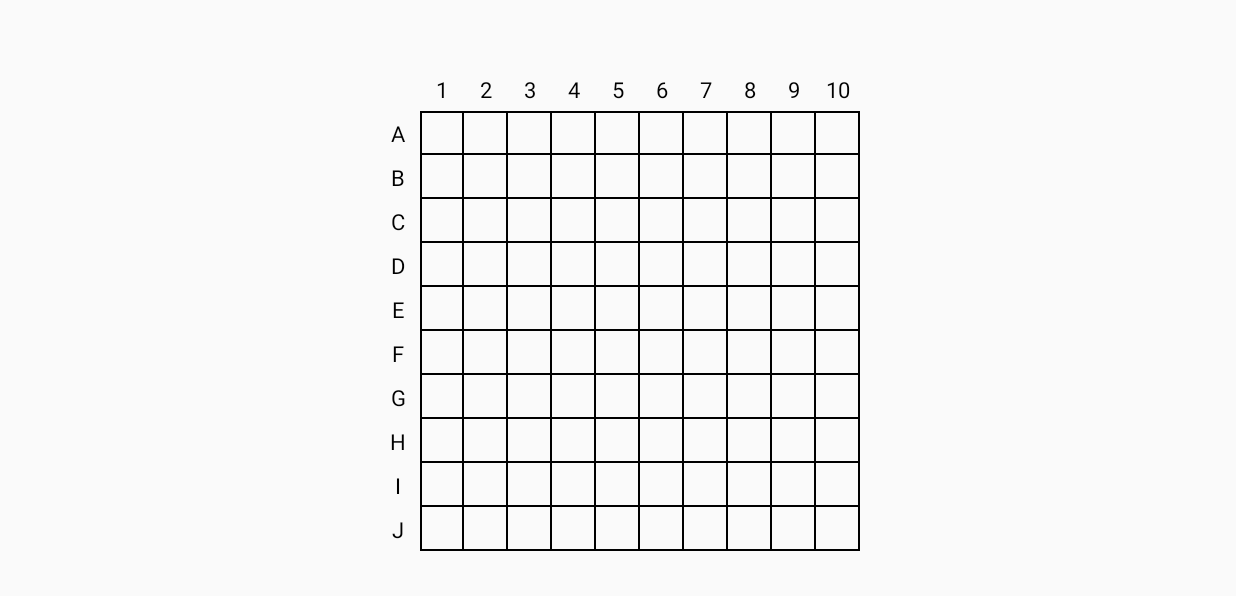
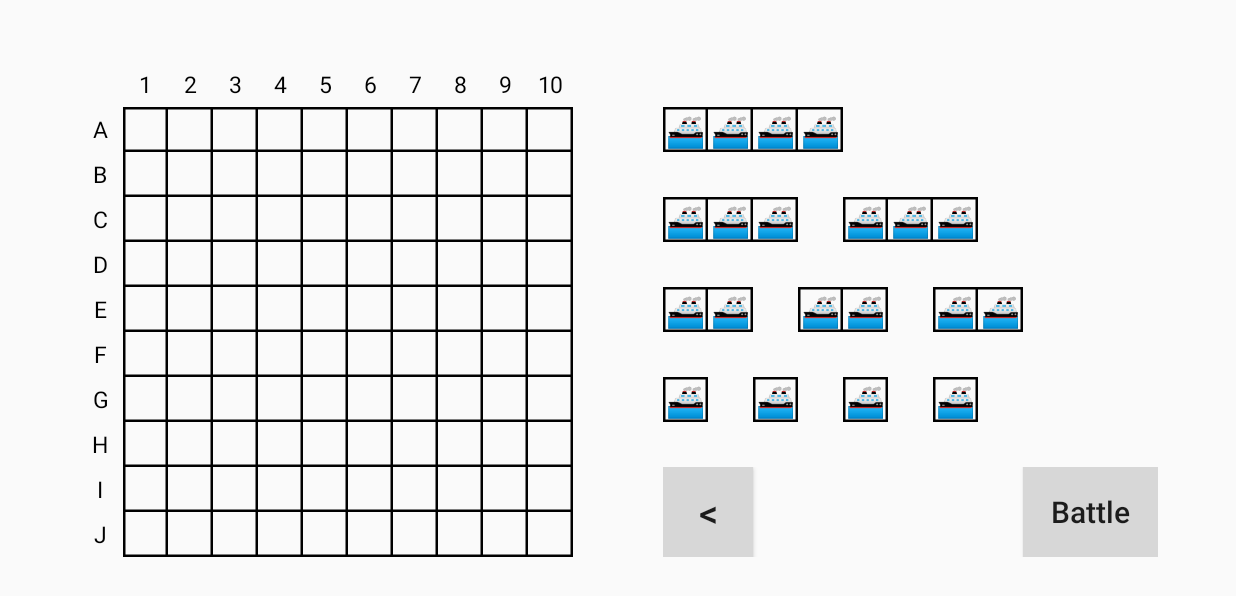
Before and after one commit to SavaMijailovic/battleship, an Android app: the screen it shows after launch (ShipsPlacementActivity), after a tap on "Play", on a phone screen of 824 x 412 dp (held sideways). Shown: the top 596 px of the screen. Run offline under Robolectric (Android 15) with nearby library versions, the phone set to English and light mode, and no system bars.

Commit message:
Improved ship placement using OOP principles; added ship generation method

```diff
--- /dev/null
+++ b/app/src/main/java/app/battleship/Board.kt
@@ -0,0 +1,138 @@
+package app.battleship
+
+import android.content.Context
+import android.graphics.*
+import android.util.TypedValue
+import android.view.Gravity
+import android.widget.LinearLayout
+import android.widget.TextView
+import androidx.core.view.children
+import androidx.core.view.get
+
+class Board(
+    size: Int,
+    context: Context? = null,
+    layout: LinearLayout? = null,
+    leftSide: Boolean = true,
+    active: Boolean = false
+) {
+
+    val size: Int
+
+    private var fields: Array<Array<Field>>
+
+    var tvBoard: Array<Array<TextView?>>? = null
+        private set
+
+    var active: Boolean
+
+    init {
+        this.size = size.coerceIn(1..20)
+        fields = Array(this.size) { i -> Array(this.size) { j -> Field(i, j) } }
+
+        if (context != null && layout != null) {
+            generateBoard(context, layout, this.size, leftSide)
+        }
+        this.active = active
+    }
+
+    operator fun get(index: Int) : Array<Field> {
+        return fields[index]
+    }
+
+    fun generateBoard(
+        context: Context,
+        layout: LinearLayout,
+        dimension: Int = this.size,
+        leftSide: Boolean = true
+    ) {
+        val size = dimension + 1
+        val tvBoard = Array<Array<TextView?>>(dimension) { arrayOfNulls(dimension) }
+
+        for (i in 0 until size) {
+            val rowLayout = LinearLayout(context)
+            layout.addView(rowLayout)
+
+            rowLayout.orientation = LinearLayout.HORIZONTAL
+            rowLayout.layoutParams.width = layout.layoutParams.width
+            rowLayout.layoutParams.height = layout.layoutParams.height / size
+            rowLayout.gravity = Gravity.CENTER
+
+            for (j in 0 until size) {
+                val tv = TextView(context)
+                if (i > 0 && j > 0) {
+                    tvBoard[i-1][j-1] = tv
+                }
+                rowLayout.addView(tv)
+
+                tv.layoutParams.width = rowLayout.layoutParams.width / size
+                tv.layoutParams.height = rowLayout.layoutParams.height
+                tv.gravity = Gravity.CENTER
+                tv.setTextColor(Color.BLACK)
+
+                if (i > 1 && j > 1) {
+                    tv.background = BorderDrawable(top = false, left = false)
+                }
+                else if (i > 1 && j == 1) {
+                    tv.background = BorderDrawable(top = false)
+                }
+                else if (i == 1 && j > 1) {
+                    tv.background = BorderDrawable(left = false)
+                }
+                else if (i == 1 && j == 1) {
+                    tv.background = BorderDrawable()
+                }
+
+                if (i > 0 && j > 0) {
+                    tv.setTextSize(TypedValue.COMPLEX_UNIT_PX, tv.layoutParams.height * 0.7f)
+                }
+                else if (i == 0 && j > 0) {
+                    tv.setTextSize(TypedValue.COMPLEX_UNIT_PX, tv.layoutParams.height * 0.5f)
+                    tv.text = j.toString()
+                    // tv.gravity = Gravity.BOTTOM or Gravity.CENTER_HORIZONTAL
+                }
+                else if (i > 0 && j == 0) {
+                    tv.setTextSize(TypedValue.COMPLEX_UNIT_PX, tv.layoutParams.height * 0.5f)
+                    tv.text = ('A' - 1 + i).toString()
+                }
+
+                // tv.setBackgroundColor(Color.rgb(i / (size - 1f), 0f, j / (size - 1f)))
+            }
+        }
+
+        if (!leftSide) {
+            for (child in layout.children) {
+                val row = child as LinearLayout
+                val view = row[0]
+                row.removeViewAt(0)
+                row.addView(view)
+            }
+        }
+
+        this.tvBoard = tvBoard
+
+        for (i in 0 until this.size) {
+            for (j in 0 until this[i].size) {
+                this[i][j].view = tvBoard[i][j]
+                this[i][j].view?.text = this[i][j].state.toString()
+
+                tvBoard[i][j]?.setOnClickListener {
+                    if (active) {
+                        if (this[i][j].state == Field.State.UNKNOWN) {
+                            this[i][j].state = Field.State.EMPTY
+                        }
+                        else if (this[i][j].state == Field.State.EMPTY) {
+                            this[i][j].state = Field.State.SHIP
+                        }
+                        else if (this[i][j].state == Field.State.SHIP) {
+                            this[i][j].state = Field.State.DESTROYED_SHIP
+                        }
+                        else if (this[i][j].state == Field.State.DESTROYED_SHIP) {
+                            this[i][j].state = Field.State.UNKNOWN
+                        }
+                    }
+                }
+            }
+        }
+    }
+}
--- /dev/null
+++ b/app/src/main/java/app/battleship/BorderDrawable.kt
@@ -0,0 +1,47 @@
+package app.battleship
+
+import android.graphics.*
+import android.graphics.drawable.Drawable
+
+class BorderDrawable(
+    private val top: Boolean = true,
+    private val right: Boolean = true,
+    private val bottom: Boolean = true,
+    private val left: Boolean = true,
+    private val borderWidth: Float = 5.0f,
+    private val borderColor: Int = Color.BLACK,
+    private val borderStyle: Paint.Style = Paint.Style.STROKE
+) : Drawable() {
+
+    override fun draw(canvas: Canvas) {
+        val paint = Paint().apply {
+            strokeWidth = borderWidth
+            color = borderColor
+            style = borderStyle
+        }
+
+        val rect = RectF(bounds)
+
+        if (top) {
+            canvas.drawLine(rect.left, rect.top, rect.right, rect.top, paint)
+        }
+        if (right) {
+            canvas.drawLine(rect.right, rect.top, rect.right, rect.bottom, paint)
+        }
+        if (bottom) {
+            canvas.drawLine(rect.left, rect.bottom, rect.right, rect.bottom, paint)
+        }
+        if (left) {
+            canvas.drawLine(rect.left, rect.top, rect.left, rect.bottom, paint)
+        }
+    }
+
+    override fun setAlpha(alpha: Int) {}
+
+    override fun setColorFilter(colorFilter: ColorFilter?) {}
+
+    @Deprecated("Deprecated in Java", ReplaceWith("PixelFormat.OPAQUE", "android.graphics.PixelFormat"))
+    override fun getOpacity(): Int {
+        return PixelFormat.OPAQUE
+    }
+}
--- /dev/null
+++ b/app/src/main/java/app/battleship/Field.kt
@@ -0,0 +1,45 @@
+package app.battleship
+
+import android.widget.TextView
+
+class Field(
+    var x: Int,
+    var y: Int,
+    state: State = State.UNKNOWN,
+    ship: Ship? = null,
+    view: TextView? = null
+) : Comparable<Field> {
+
+    var view: TextView? = null
+
+    var ship: Ship? = null
+
+    var state: State = state
+        set(value) {
+            field = value
+            view?.text = value.toString()
+        }
+
+    init {
+        this.state = state
+        this.view = view
+        this.ship = ship
+    }
+
+    override fun compareTo(other: Field): Int {
+        return if (x == other.x) y.compareTo(other.y) else x.compareTo(other.x)
+    }
+
+    enum class State {
+        UNKNOWN, EMPTY, SHIP, DESTROYED_SHIP;
+
+        override fun toString(): String {
+            return when (this) {
+                UNKNOWN -> ""
+                EMPTY -> "❌"
+                SHIP -> "\uD83D\uDEA2"
+                DESTROYED_SHIP -> "\uD83D\uDCA5"
+            }
+        }
+    }
+}
--- a/app/src/main/java/app/battleship/MainActivity.kt
+++ b/app/src/main/java/app/battleship/MainActivity.kt
@@ -2,32 +2,19 @@ package app.battleship
 
 import android.content.Intent
 import android.os.Bundle
-import android.view.Window
 import android.widget.Button
 import androidx.appcompat.app.AppCompatActivity
-import androidx.core.view.WindowCompat
-import androidx.core.view.WindowInsetsCompat
-import androidx.core.view.WindowInsetsControllerCompat
 
 class MainActivity : AppCompatActivity() {
     override fun onCreate(savedInstanceState: Bundle?) {
         super.onCreate(savedInstanceState)
         setContentView(R.layout.activity_main)
-        setBarsBehavior(window)
+        hideSystemUI(window)
 
-        val btPlay = findViewById<Button>(R.id.btPlay)
-        btPlay.setOnClickListener {
+        val btSingleplayer = findViewById<Button>(R.id.btSingleplayer)
+        btSingleplayer.setOnClickListener {
             val intent = Intent(this, ShipsPlacementActivity::class.java)
             startActivity(intent)
         }
     }
-
-    private fun setBarsBehavior(window: Window) {
-        WindowCompat.setDecorFitsSystemWindows(window, false)
-        WindowInsetsControllerCompat(window,
-            window.decorView.findViewById(android.R.id.content)).let { controller ->
-            controller.hide(WindowInsetsCompat.Type.systemBars())
-            controller.systemBarsBehavior = WindowInsetsControllerCompat.BEHAVIOR_SHOW_TRANSIENT_BARS_BY_SWIPE
-        }
-    }
 }
--- /dev/null
+++ b/app/src/main/java/app/battleship/Ship.kt
@@ -0,0 +1,19 @@
+package app.battleship
+
+import android.widget.LinearLayout
+import java.util.TreeSet
+
+class Ship(val length: Int, view: LinearLayout? = null) {
+
+    var health: Int = 0
+        set(value) { field = value.coerceAtLeast(0) }
+
+    var fileds: TreeSet<Field>? = null
+
+    var view: LinearLayout?
+
+    init {
+        health = length
+        this.view = view
+    }
+}
--- a/app/src/main/java/app/battleship/ShipsPlacementActivity.kt
+++ b/app/src/main/java/app/battleship/ShipsPlacementActivity.kt
@@ -1,177 +1,105 @@
 package app.battleship
 
-import android.graphics.*
-import android.graphics.drawable.Drawable
+import android.graphics.Color
 import androidx.appcompat.app.AppCompatActivity
 import android.os.Bundle
 import android.util.TypedValue
 import android.view.Gravity
-import android.view.Window
 import android.widget.LinearLayout
 import android.widget.TextView
-import androidx.core.view.*
-import kotlin.math.max
-import kotlin.math.min
 
 class ShipsPlacementActivity : AppCompatActivity() {
     override fun onCreate(savedInstanceState: Bundle?) {
         super.onCreate(savedInstanceState)
         setContentView(R.layout.activity_ships_placement)
-        setBarsBehavior(window)
+        hideSystemUI(window)
 
-        val layout = findViewById<LinearLayout>(R.id.layout1)
-        var size = min(resources.displayMetrics.heightPixels, resources.displayMetrics.widthPixels).toFloat()
-        size *= 0.8f
-        layout.layoutParams.width = size.toInt()
-        layout.layoutParams.height = size.toInt()
+        val size = 10
 
-        val dimension = 10
+        val layoutBoard = findViewById<LinearLayout>(R.id.layoutBoard)
+        layoutBoard.layoutParams.width = layoutBoard.layoutParams.width / (size + 1) * (size + 1)
+        layoutBoard.layoutParams.height = layoutBoard.layoutParams.height / (size + 1) * (size + 1)
 
-        generateBoard(layout, dimension)
-        // generateBoard(layout, dimension, leftSide = false)
-    }
+        val layoutRight = findViewById<LinearLayout>(R.id.layoutRight)
+        layoutRight.layoutParams.width = layoutBoard.layoutParams.width
+        layoutRight.layoutParams.height = layoutBoard.layoutParams.height
 
-    private fun setBarsBehavior(window: Window) {
-        WindowCompat.setDecorFitsSystemWindows(window, false)
-        WindowInsetsControllerCompat(window,
-            window.decorView.findViewById(android.R.id.content)).let { controller ->
-            controller.hide(WindowInsetsCompat.Type.systemBars())
-            controller.systemBarsBehavior = WindowInsetsControllerCompat.BEHAVIOR_SHOW_TRANSIENT_BARS_BY_SWIPE
+        val layoutShips = findViewById<LinearLayout>(R.id.layoutShips)
+        layoutShips.layoutParams.width = layoutShips.layoutParams.width / (size + 1) * (size + 1)
+        layoutShips.layoutParams.height = layoutShips.layoutParams.height / (size - 1) * (size - 1)
+
+        try {
+            val board = Board(size, this, layoutBoard, active = true)
+            // val board = Board(size, this, layoutBoard, leftSide = false)
+
+            val ships = generateShips(size, layoutShips)
+            // val boardLeft = Board(size - 2, this, layoutShips, false)
+        }
+        catch (e: Exception) {
+            e.printStackTrace(System.out)
         }
     }
 
-    private fun generateBoard(
-        layout: LinearLayout,
-        dimension: Int,
-        leftSide: Boolean = true,
-        borderWidth: Float = 4f,
-        borderColor: Int = Color.BLACK
-    ) : Array<Array<TextView?>> {
+    private fun generateShips(dimension: Int, layout: LinearLayout) : List<Ship> {
+        val size = dimension + 1
+        var shipSize = 4
 
-        val size = max(min(dimension, 20), 1) + 1
+        val ships = mutableListOf<Ship>()
 
-        layout.layoutParams.width = layout.layoutParams.width / size * size
-        layout.layoutParams.height = layout.layoutParams.height / size * size
-
-        // val tvBoard = Array(size) { Array(size) { TextView(this) } }
-        val tvBoard = Array<Array<TextView?>>(size) { arrayOfNulls(size) }
-
-        for (i in 0 until size) {
-
+        for (i in 0 until size - 2) {
             val rowLayout = LinearLayout(this)
             layout.addView(rowLayout)
 
             rowLayout.orientation = LinearLayout.HORIZONTAL
-            rowLayout.layoutParams = LinearLayout.LayoutParams(
-                layout.layoutParams.width,
-                layout.layoutParams.height / size
-            )
-            rowLayout.gravity = Gravity.CENTER
+            rowLayout.layoutParams.width = layout.layoutParams.width
+            rowLayout.layoutParams.height = layout.layoutParams.height / (size - 2)
 
-            for (j in 0 until size) {
+            if (i % 2 == 1) {
+                val n = 5 - shipSize
 
-                val tv = TextView(this)
-                if (i > 0 && j > 0) {
-                    tvBoard[i-1][j-1] = tv
-                }
-                rowLayout.addView(tv)
+                for (j in 0 until n * 2 - 1) {
+                    val shipLayout = LinearLayout(this)
+                    rowLayout.addView(shipLayout)
+                    shipLayout.orientation = LinearLayout.HORIZONTAL
 
-                tv.layoutParams.width = rowLayout.layoutParams.width / size
-                tv.layoutParams.height = rowLayout.layoutParams.height
-                tv.gravity = Gravity.CENTER
-                tv.setTextColor(Color.BLACK)
+                    if (j % 2 == 0) {
+                        ships.add(Ship(shipSize, shipLayout))
 
-                if (i > 1 && j > 1) {
-                    tv.background = BorderDrawable(false, true, true, false, borderWidth, borderColor)
-                }
-                else if (i > 1 && j == 1) {
-                    tv.background = BorderDrawable(false, true, true, true, borderWidth, borderColor)
-                }
-                else if (i == 1 && j > 1) {
-                    tv.background = BorderDrawable(true, true, true, false, borderWidth, borderColor)
-                }
-                else if (i == 1 && j == 1) {
-                    tv.background = BorderDrawable(true, true, true, true, borderWidth, borderColor)
+                        shipLayout.layoutParams.width = rowLayout.layoutParams.width / size * shipSize
+                        shipLayout.layoutParams.height = rowLayout.layoutParams.height
+                        // shipLayout.background = Board.BorderDrawable()
+
+                        for (k in 0 until shipSize) {
+                            val tv = TextView(this)
+                            shipLayout.addView(tv)
+
+                            tv.layoutParams.width = shipLayout.layoutParams.width / shipSize
+                            tv.layoutParams.height = shipLayout.layoutParams.height
+                            tv.gravity = Gravity.CENTER
+                            tv.setTextColor(Color.BLACK)
+                            tv.setTextSize(TypedValue.COMPLEX_UNIT_PX, tv.layoutParams.height * 0.7f)
+                            tv.text = "\uD83D\uDEA2"
+
+                            if (k == 0) {
+                                tv.background = BorderDrawable()
+                            }
+                            else {
+                                tv.background = BorderDrawable(left = false)
+                            }
+                        }
+                    }
+                    else {
+                        shipLayout.layoutParams.width = rowLayout.layoutParams.width / size
+                        shipLayout.layoutParams.height = rowLayout.layoutParams.height
+                    }
                 }
 
+                --shipSize
+                if (shipSize == 0) break
+            }
 
-                if (i > 0 && j > 0) {
-                    tv.setTextSize(TypedValue.COMPLEX_UNIT_PX, tv.layoutParams.height * 0.7f)
-
-                    tv.setOnClickListener {
-                        if (tv.text.isEmpty()) {
-                            tv.text = "O"
-                        } else {
-                            tv.text = ""
-                        }
-                    }
-                }
-                else if (i == 0 && j > 0) {
-                    tv.setTextSize(TypedValue.COMPLEX_UNIT_PX, tv.layoutParams.height * 0.5f)
-                    tv.text = j.toString()
-                    // tv.gravity = Gravity.BOTTOM or Gravity.CENTER_HORIZONTAL
-                }
-                else if (i > 0 && j == 0) {
-                    tv.setTextSize(TypedValue.COMPLEX_UNIT_PX, tv.layoutParams.height * 0.5f)
-                    tv.text = ('A' - 1 + i).toString()
-                }
-
-                // tv.setBackgroundColor(Color.rgb(i / (size - 1f), 0f, j / (size - 1f)))
-            }
         }
 
-        if (!leftSide) {
-            for (child in layout.children) {
-                val row = child as LinearLayout
-                val view = row[0]
-                row.removeViewAt(0)
-                row.addView(view)
-            }
-        }
-
-        return tvBoard
-    }
-
-    private class BorderDrawable(
-        private val top: Boolean,
-        private val right: Boolean,
-        private val bottom: Boolean,
-        private val left: Boolean,
-        private val borderWidth: Float = 4.0f,
-        private val borderColor: Int = Color.BLACK,
-        private val borderStyle: Paint.Style = Paint.Style.STROKE
-    ) : Drawable() {
-
-        override fun draw(canvas: Canvas) {
-            val paint = Paint().apply {
-                color = borderColor
-                style = borderStyle
-                strokeWidth = borderWidth
-            }
-
-            val rect = RectF(bounds)
-
-            if (top) {
-                canvas.drawLine(rect.left, rect.top, rect.right, rect.top, paint) // Top
-            }
-            if (right) {
-                canvas.drawLine(rect.right, rect.top, rect.right, rect.bottom, paint) // Right
-            }
-            if (bottom) {
-                canvas.drawLine(rect.left, rect.bottom, rect.right, rect.bottom, paint) // Bottom
-            }
-            if (left) {
-                canvas.drawLine(rect.left, rect.top, rect.left, rect.bottom, paint) // Left
-            }
-        }
-
-        override fun setAlpha(alpha: Int) {}
-
-        override fun setColorFilter(colorFilter: ColorFilter?) {}
-
-        @Deprecated("Deprecated in Java", ReplaceWith("PixelFormat.OPAQUE", "android.graphics.PixelFormat"))
-        override fun getOpacity(): Int {
-            return PixelFormat.OPAQUE
-        }
+        return ships
     }
 }
--- /dev/null
+++ b/app/src/main/java/app/battleship/SystemUI.kt
@@ -0,0 +1,24 @@
+package app.battleship
+
+import android.view.Window
+import androidx.core.view.WindowCompat
+import androidx.core.view.WindowInsetsCompat
+import androidx.core.view.WindowInsetsControllerCompat
+
+fun hideSystemUI(window: Window) {
+    WindowCompat.setDecorFitsSystemWindows(window, false)
+    WindowInsetsControllerCompat(window,
+        window.decorView.findViewById(android.R.id.content)).let { controller ->
+        controller.hide(WindowInsetsCompat.Type.systemBars())
+        controller.systemBarsBehavior = WindowInsetsControllerCompat.BEHAVIOR_SHOW_TRANSIENT_BARS_BY_SWIPE
+    }
+}
+
+fun showSystemUI(window: Window) {
+    WindowCompat.setDecorFitsSystemWindows(window, true)
+    WindowInsetsControllerCompat(window,
+        window.decorView.findViewById(android.R.id.content)).let { controller ->
+        controller.show(WindowInsetsCompat.Type.systemBars())
+        controller.systemBarsBehavior = WindowInsetsControllerCompat.BEHAVIOR_SHOW_TRANSIENT_BARS_BY_SWIPE
+    }
+}
--- a/app/src/main/res/layout/activity_main.xml
+++ b/app/src/main/res/layout/activity_main.xml
@@ -10,8 +10,11 @@
     <Button
             android:text="Play"
             android:layout_width="wrap_content"
-            android:layout_height="wrap_content" android:id="@+id/btPlay"
-            app:layout_constraintStart_toStartOf="parent" app:layout_constraintEnd_toEndOf="parent"
-            app:layout_constraintTop_toTopOf="parent" app:layout_constraintBottom_toBottomOf="parent"
+            android:layout_height="wrap_content"
+            android:id="@+id/btSingleplayer"
+            app:layout_constraintStart_toStartOf="parent"
+            app:layout_constraintEnd_toEndOf="parent"
+            app:layout_constraintTop_toTopOf="parent"
+            app:layout_constraintBottom_toBottomOf="parent"
             android:textAllCaps="false"/>
 </androidx.constraintlayout.widget.ConstraintLayout>
--- a/app/src/main/res/layout/activity_ships_placement.xml
+++ b/app/src/main/res/layout/activity_ships_placement.xml
@@ -7,11 +7,69 @@
         android:layout_height="match_parent"
         tools:context=".ShipsPlacementActivity">
     <LinearLayout
+            android:id="@+id/layoutBoard"
             android:orientation="vertical"
-            android:layout_width="50dp"
-            android:layout_height="50dp"
-            app:layout_constraintStart_toStartOf="parent" app:layout_constraintEnd_toEndOf="parent"
-            app:layout_constraintTop_toTopOf="parent" app:layout_constraintBottom_toBottomOf="parent"
-            android:id="@+id/layout1">
+            android:layout_width="330dp"
+            android:layout_height="330dp"
+            app:layout_constraintTop_toTopOf="parent"
+            app:layout_constraintBottom_toBottomOf="parent"
+            app:layout_constraintEnd_toStartOf="@+id/layoutMiddle">
+    </LinearLayout>
+    <LinearLayout
+            android:id="@+id/layoutMiddle"
+            android:orientation="vertical"
+            android:layout_width="60dp"
+            android:layout_height="330dp"
+            app:layout_constraintTop_toTopOf="parent"
+            app:layout_constraintBottom_toBottomOf="parent"
+            app:layout_constraintStart_toStartOf="parent"
+            app:layout_constraintEnd_toEndOf="parent">
+    </LinearLayout>
+    <LinearLayout
+            android:id="@+id/layoutRight"
+            android:orientation="vertical"
+            android:layout_width="330dp"
+            android:layout_height="330dp"
+            app:layout_constraintTop_toTopOf="parent"
+            app:layout_constraintBottom_toBottomOf="parent"
+            app:layout_constraintStart_toEndOf="@+id/layoutMiddle">
+        <LinearLayout
+                android:id="@+id/layoutShips"
+                android:orientation="vertical"
+                android:layout_width="330dp"
+                android:layout_height="270dp">
+        </LinearLayout>
+        <androidx.constraintlayout.widget.ConstraintLayout
+                android:layout_width="match_parent"
+                android:layout_height="match_parent"
+                app:layout_constraintStart_toStartOf="parent"
+                app:layout_constraintEnd_toEndOf="parent"
+                app:layout_constraintBottom_toBottomOf="parent"
+                android:layout_gravity="center">
+            <Button
+                    android:id="@+id/btShipsPlacement"
+                    android:text="&lt;"
+                    android:textAllCaps="false"
+                    android:textSize="25sp"
+                    android:layout_width="60dp"
+                    android:layout_height="0dp"
+                    android:background="@color/buttonColor"
+                    android:foreground="?android:attr/selectableItemBackground"
+                    app:layout_constraintStart_toStartOf="parent"
+                    app:layout_constraintTop_toTopOf="parent"
+                    app:layout_constraintBottom_toBottomOf="parent"/>
+            <Button
+                    android:id="@+id/btBattle"
+                    android:text="Battle"
+                    android:textAllCaps="false"
+                    android:textSize="20sp"
+                    android:layout_width="90dp"
+                    android:layout_height="0dp"
+                    android:background="@color/buttonColor"
+                    android:foreground="?android:attr/selectableItemBackground"
+                    app:layout_constraintEnd_toEndOf="parent"
+                    app:layout_constraintTop_toTopOf="parent"
+                    app:layout_constraintBottom_toBottomOf="parent"/>
+        </androidx.constraintlayout.widget.ConstraintLayout>
     </LinearLayout>
 </androidx.constraintlayout.widget.ConstraintLayout>
--- a/app/src/main/res/values/colors.xml
+++ b/app/src/main/res/values/colors.xml
@@ -2,4 +2,5 @@
 <resources>
     <color name="black">#FF000000</color>
     <color name="white">#FFFFFFFF</color>
+    <color name="buttonColor">#D7D7D7</color>
 </resources>
```
